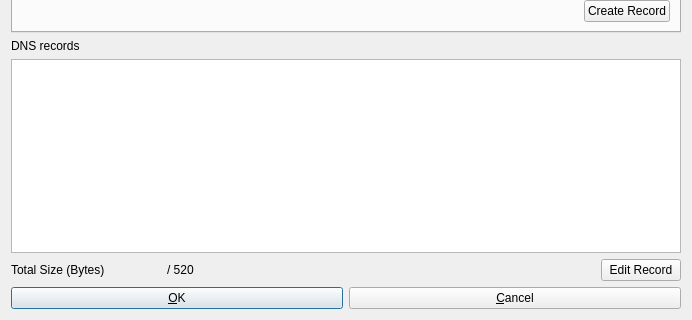
Above: electrum_nmc/electrum/gui/qt/forms/dnsdialog.ui from stormychel/electrum-chi before the change; both pictures show x 0 to 692 and y 315 to 635 of the 692 by 635 pixel window. Below: the same form after it.
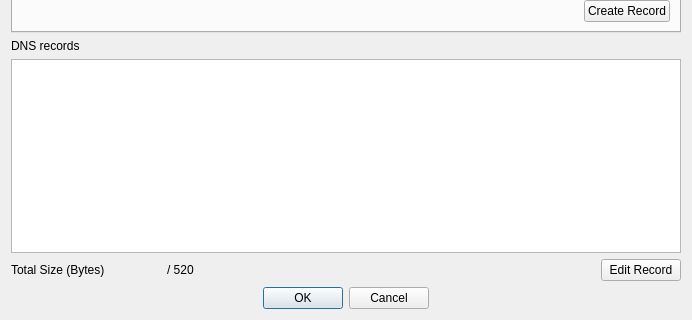
That is the form after the change. Custom widgets are drawn as their Qt base class.

Commit message: Namecoin: Use QDialogButtonBox in DNS dialog

Patch:
```diff
--- a/electrum_nmc/electrum/gui/qt/forms/dnsdialog.ui
+++ b/electrum_nmc/electrum/gui/qt/forms/dnsdialog.ui
@@ -1285,9 +1285,17 @@
     </layout>
    </item>
    <item>
-    <!-- TODO: Replace this with a QDialogButtonBox. -->
+    <!-- TODO: Reconcile this with Namecoin Core's version (commented out below) -->
     <!-- TODO: Ask upstream Electrum to switch to QDialogButtonBox. -->
-    <layout class="QHBoxLayout" name="horizontalLayout_Buttons">
+    <widget class="QDialogButtonBox" name="dialogButtons">
+     <property name="centerButtons">
+      <bool>true</bool>
+     </property>
+     <property name="standardButtons">
+      <set>QDialogButtonBox::Cancel|QDialogButtonBox::Ok</set>
+     </property>
+    </widget>
+    <!--<layout class="QHBoxLayout" name="horizontalLayout_Buttons">
      <item>
       <layout class="QVBoxLayout" name="verticalLayout_4">
        <item>
@@ -1319,7 +1327,7 @@
        </item>
       </layout>
      </item>
-    </layout>
+    </layout>-->
    </item>
   </layout>
  </widget>
```
